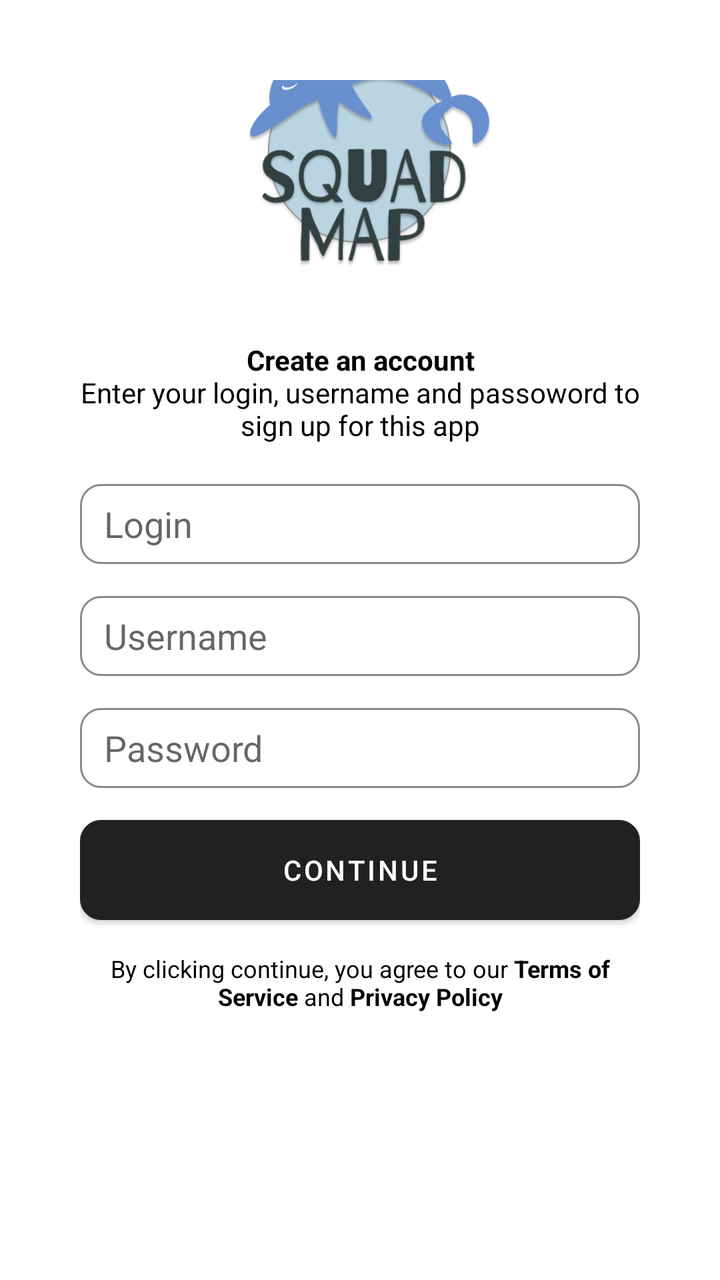
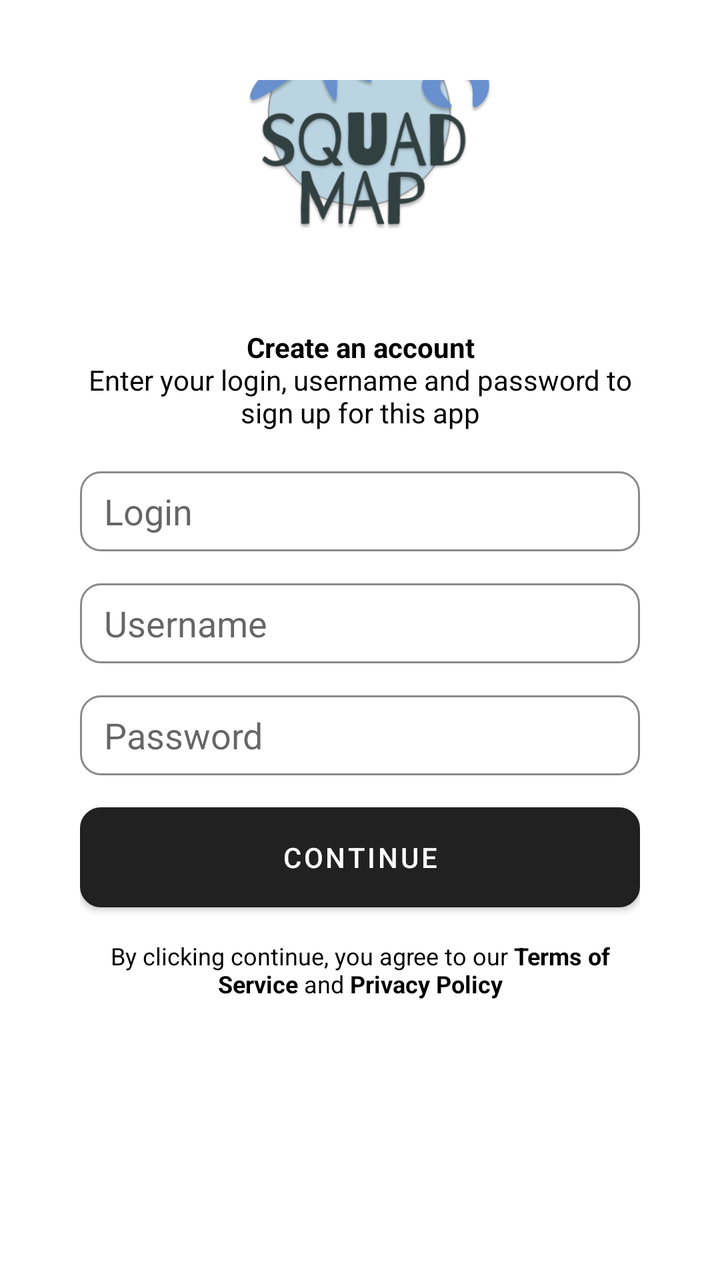

Compare the two renders of this Android layout. The source of the first and the diff that turns it into the second are given below.
<!-- AndroidManifest.xml: application theme Theme.SquadMaps -->
<!-- res/layout/fragment_registration.xml -->
<?xml version="1.0" encoding="utf-8"?>
<androidx.constraintlayout.widget.ConstraintLayout
    xmlns:android="http://schemas.android.com/apk/res/android"
    xmlns:app="http://schemas.android.com/apk/res-auto"
    xmlns:tools="http://schemas.android.com/tools"
    android:layout_width="match_parent"
    android:layout_height="match_parent"
    android:padding="40dp"
    tools:context=".RegistrationFragment">

    <ImageView
        android:id="@+id/imageView"
        android:layout_width="160dp"
        android:layout_height="150dp"
        android:layout_marginBottom="20dp"
        android:src="@drawable/logo2"
        app:layout_constraintBottom_toTopOf="@+id/textView3"
        app:layout_constraintEnd_toEndOf="parent"
        app:layout_constraintHorizontal_bias="0.497"
        app:layout_constraintStart_toStartOf="parent" />

    <TextView
        android:id="@+id/textView3"
        android:layout_width="match_parent"
        android:layout_height="wrap_content"
        android:layout_marginBottom="20dp"
        android:gravity="center"
        android:text="@string/top_info"
        android:textColor="@color/black"
        android:textSize="14sp"
        android:textStyle="normal"
        app:layout_constraintBottom_toTopOf="@+id/edtLogin"
        app:layout_constraintEnd_toEndOf="parent"
        app:layout_constraintHorizontal_bias="0.0"
        app:layout_constraintStart_toStartOf="parent" />

    <EditText
        android:id="@+id/edtLogin"
        android:layout_width="match_parent"
        android:layout_height="40dp"
        android:layout_alignParentTop="true"
        android:layout_marginBottom="16dp"
        android:background="@drawable/custom_input"
        android:ems="10"
        android:hint="@string/login_hint"
        android:inputType="text"
        android:paddingStart="12dp"
        android:paddingEnd="12dp"
        app:layout_constraintBottom_toTopOf="@+id/edtUsername"
        app:layout_constraintEnd_toEndOf="parent"
        app:layout_constraintHorizontal_bias="1.0"
        app:layout_constraintStart_toStartOf="parent" />

    <EditText
        android:id="@+id/edtUsername"
        android:layout_width="match_parent"
        android:layout_height="40dp"
        android:layout_alignParentTop="true"
        android:layout_marginBottom="16dp"
        android:background="@drawable/custom_input"
        android:ems="10"
        android:hint="@string/username_hint"
        android:inputType="text"
        android:paddingStart="12dp"
        android:paddingEnd="12dp"
        app:layout_constraintBottom_toTopOf="@+id/edtPassword"
        app:layout_constraintEnd_toEndOf="parent"
        app:layout_constraintHorizontal_bias="0.0"
        app:layout_constraintStart_toStartOf="parent" />

    <EditText
        android:id="@+id/edtPassword"
        android:layout_width="match_parent"
        android:layout_height="40dp"
        android:layout_alignParentTop="true"
        android:layout_marginBottom="16dp"
        android:background="@drawable/custom_input"
        android:ems="10"
        android:hint="@string/password_hint"
        android:inputType="textPassword"
        android:paddingStart="12dp"
        android:paddingEnd="12dp"
        app:layout_constraintBottom_toTopOf="@+id/btnReg"
        app:layout_constraintEnd_toEndOf="parent"
        app:layout_constraintHorizontal_bias="0.0"
        app:layout_constraintStart_toStartOf="parent" />

    <TextView
        android:id="@+id/textView2"
        android:layout_width="match_parent"
        android:layout_height="wrap_content"
        android:layout_marginTop="16dp"
        android:gravity="center"
        android:text="@string/bottom_info"
        android:textColor="@color/black"
        android:textSize="12sp"
        android:textStyle="normal"
        app:layout_constraintEnd_toEndOf="parent"
        app:layout_constraintHorizontal_bias="0.0"
        app:layout_constraintStart_toStartOf="parent"
        app:layout_constraintTop_toBottomOf="@+id/btnReg" />

    <Button
        android:id="@+id/btnReg"
        android:layout_width="match_parent"
        android:layout_height="50dp"
        android:layout_alignParentStart="true"
        android:layout_alignParentEnd="true"
        android:layout_alignParentBottom="true"
        android:layout_marginBottom="140dp"
        android:background="@drawable/custom_button"
        android:text="@string/login_btn"
        android:textColor="@color/white"
        app:layout_constraintBottom_toBottomOf="parent"
        app:layout_constraintEnd_toEndOf="parent"
        app:layout_constraintHorizontal_bias="0.0"
        app:layout_constraintStart_toStartOf="parent" />

</androidx.constraintlayout.widget.ConstraintLayout>
<!-- resources referenced by this layout -->
<resources>
  <color name="black">#FF000000</color>
  <color name="white">#FFFFFFFF</color>
  <!-- drawable custom_button (drawable) -->
  <?xml version="1.0" encoding="utf-8"?>
  <selector xmlns:android="http://schemas.android.com/apk/res/android">
      <item android:state_enabled="true">
          <shape android:shape="rectangle">
              <solid android:color="@color/black"/>
              <corners android:radius="10dp"/>
              <stroke android:color="@color/black" android:width="1dp" />
          </shape>
      </item>
  </selector>
  <!-- drawable custom_input (drawable) -->
  <?xml version="1.0" encoding="utf-8"?>
  <selector xmlns:android="http://schemas.android.com/apk/res/android">
  
      <item android:state_enabled="true" android:state_focused="true">
          <shape android:shape="rectangle">
              <solid android:color="@color/white"/>
              <corners android:radius="10dp"/>
              <stroke android:color="@color/blue" android:width="1dp"/>
          </shape>
      </item>
  
      <item android:state_enabled="true">
          <shape android:shape="rectangle">
              <solid android:color="@color/white"/>
              <corners android:radius="10dp"/>
              <stroke android:color="@color/gray" android:width="1dp"/>
          </shape>
      </item>
  
  </selector>
  <!-- drawable logo2: png bitmap (drawable, 52344 bytes) -->
  <string name="bottom_info">By clicking continue, you agree to our <b>Terms of Service</b> and <b>Privacy Policy</b></string>
  <string name="login_btn">Continue</string>
  <string name="login_hint">Login</string>
  <string name="password_hint">Password</string>
  <string name="top_info"><b>Create an account</b>\nEnter your login, username and passoword to sign up for this app</string>
  <string name="username_hint">Username</string>
  <style name="Theme.SquadMaps" parent="Base.Theme.SquadMaps" />
  <color name="blue">#688fce</color>
  <color name="gray">#8A8A8A</color>
  <style name="Base.Theme.SquadMaps" parent="Theme.MaterialComponents.DayNight.DarkActionBar">
          
  
  
      </style>
</resources>

<!-- the commit's change to res/layout/fragment_registration.xml (unified diff, before → after) -->
@@ -12,7 +12,7 @@
         android:id="@+id/imageView"
         android:layout_width="160dp"
         android:layout_height="150dp"
-        android:layout_marginBottom="20dp"
+        android:layout_marginBottom="32dp"
         android:src="@drawable/logo2"
         app:layout_constraintBottom_toTopOf="@+id/textView3"
         app:layout_constraintEnd_toEndOf="parent"
@@ -89,16 +89,16 @@
         android:id="@+id/textView2"
         android:layout_width="match_parent"
         android:layout_height="wrap_content"
-        android:layout_marginTop="16dp"
+        android:layout_marginBottom="100dp"
         android:gravity="center"
         android:text="@string/bottom_info"
         android:textColor="@color/black"
         android:textSize="12sp"
         android:textStyle="normal"
+        app:layout_constraintBottom_toBottomOf="parent"
         app:layout_constraintEnd_toEndOf="parent"
         app:layout_constraintHorizontal_bias="0.0"
-        app:layout_constraintStart_toStartOf="parent"
-        app:layout_constraintTop_toBottomOf="@+id/btnReg" />
+        app:layout_constraintStart_toStartOf="parent" />
 
     <Button
         android:id="@+id/btnReg"
@@ -107,11 +107,11 @@
         android:layout_alignParentStart="true"
         android:layout_alignParentEnd="true"
         android:layout_alignParentBottom="true"
-        android:layout_marginBottom="140dp"
+        android:layout_marginBottom="16dp"
         android:background="@drawable/custom_button"
         android:text="@string/login_btn"
         android:textColor="@color/white"
-        app:layout_constraintBottom_toBottomOf="parent"
+        app:layout_constraintBottom_toTopOf="@+id/textView2"
         app:layout_constraintEnd_toEndOf="parent"
         app:layout_constraintHorizontal_bias="0.0"
         app:layout_constraintStart_toStartOf="parent" />
<!-- resource entries referenced after the edit -->
@@ -39,7 +39,7 @@
   <string name="login_btn">Continue</string>
   <string name="login_hint">Login</string>
   <string name="password_hint">Password</string>
-  <string name="top_info"><b>Create an account</b>\nEnter your login, username and passoword to sign up for this app</string>
+  <string name="top_info"><b>Create an account</b>\nEnter your login, username and password to sign up for this app</string>
   <string name="username_hint">Username</string>
   <style name="Theme.SquadMaps" parent="Base.Theme.SquadMaps" />
   <color name="blue">#688fce</color>
